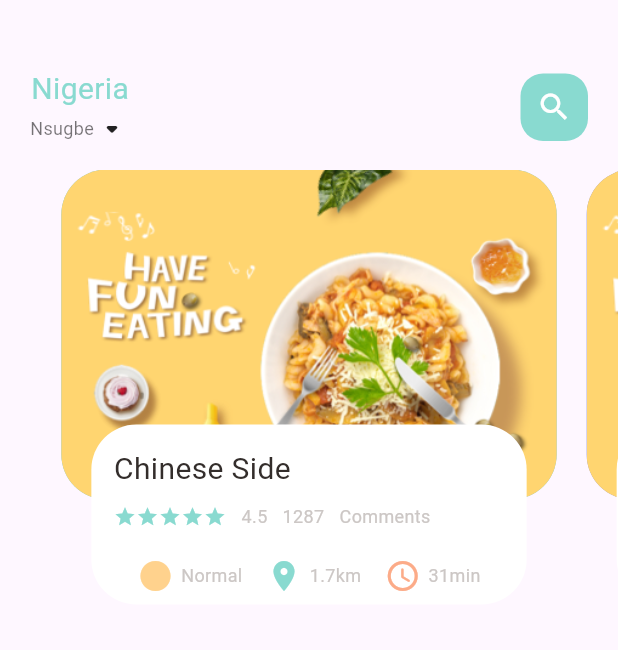
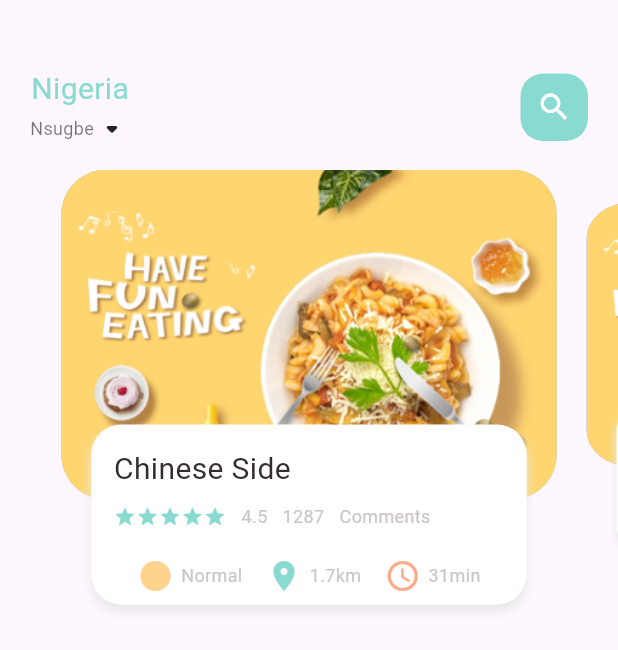
Before and after one commit to fidelisnwabisi/fooddelivery_tutorial, a Flutter app: the screen it shows after launch, on a phone screen of 412 x 824 dp. Shown: the top 650 px of the screen. Run offline on Flutter 3.47's test engine with Material 2 defaults, Android fonts, the light colour scheme and no system bars.

Commit message:
finished animating the slider transition

```diff
--- a/lib/home/food_page_body.dart
+++ b/lib/home/food_page_body.dart
@@ -15,6 +15,7 @@ class _FoodPageBodyState extends State<FoodPageBody> {
   PageController pageController = PageController(viewportFraction: 0.85);
   var _currPageValue = 0.0;
   double _scaleFactor = 0.8;
+  double _height = 220;
 
   @override
   void initState() {
@@ -22,7 +23,6 @@ class _FoodPageBodyState extends State<FoodPageBody> {
     pageController.addListener(() {
       setState(() {
         _currPageValue = pageController.page!;
-        print("Current value is " + _currPageValue.toString());
       });
     });
   }
@@ -51,17 +51,40 @@ class _FoodPageBodyState extends State<FoodPageBody> {
     Matrix4 matrix = new Matrix4.identity();
     if (index == _currPageValue.floor()) {
       var currScale = 1 - (_currPageValue - index) * (1 - _scaleFactor);
+      var currTrans = _height * (1 - currScale) / 2;
+      matrix = Matrix4.diagonal3Values(1, currScale, 1)
+        ..setTranslationRaw(0, currTrans, 0);
     } else if (index == _currPageValue.floor() + 1) {
-      var currScale = _scaleFactor + (_currPageValue - index + 1);
+      var currScale =
+          _scaleFactor + (_currPageValue - index + 1) * (1 - _scaleFactor);
+      var currTrans = _height * (1 - currScale) / 2;
+      matrix = Matrix4.diagonal3Values(1, currScale, 1);
+      matrix = Matrix4.diagonal3Values(1, currScale, 1)
+        ..setTranslationRaw(0, currTrans, 0);
+    } else if (index == _currPageValue.floor() - 1) {
+      var currScale = 1 - (_currPageValue - index) * (1 - _scaleFactor);
+
+      var currTrans = _height * (1 - currScale) / 2;
+      matrix = Matrix4.diagonal3Values(1, currScale, 1);
+      matrix = Matrix4.diagonal3Values(1, currScale, 1)
+        ..setTranslationRaw(0, currTrans, 0);
+    } else {
+      var currScale = 0.8;
+      matrix = Matrix4.diagonal3Values(1, currScale, 1)
+        ..setTranslationRaw(0, _height * (1 - _scaleFactor) / 2, 1);
     }
-    return Stack(children: [
+
+    return Transform(
+      transform: matrix,
+      child: Stack(children: [
         Container(
           height: 220,
           margin: const EdgeInsets.only(left: 10, right: 10),
           decoration: BoxDecoration(
             borderRadius: BorderRadius.circular(30),
-          color:
-              index.isEven ? const Color(0xFF69c5df) : const Color(0xFF9294cc),
+            color: index.isEven
+                ? const Color(0xFF69c5df)
+                : const Color(0xFF9294cc),
             image: const DecorationImage(
               fit: BoxFit.cover,
               image: AssetImage("assets/image/food0.png"),
@@ -74,9 +97,15 @@ class _FoodPageBodyState extends State<FoodPageBody> {
             height: 120,
             margin: const EdgeInsets.only(left: 30, right: 30, bottom: 30),
             decoration: BoxDecoration(
-            borderRadius: BorderRadius.circular(30),
+                borderRadius: BorderRadius.circular(20),
                 color: Colors.white,
+                boxShadow: [
+                  BoxShadow(
+                    color: Color(0xFFe8e8e8),
+                    blurRadius: 5.0,
+                    offset: Offset(0, 5),
                   ),
+                ]),
             child: Container(
               padding: const EdgeInsets.only(top: 15, left: 15, right: 15),
               child: Column(
@@ -134,6 +163,7 @@ class _FoodPageBodyState extends State<FoodPageBody> {
             ),
           ),
         ),
-    ]);
+      ]),
+    );
   }
 }
```
Lines whose indentation alone changed are shown as unchanged.
